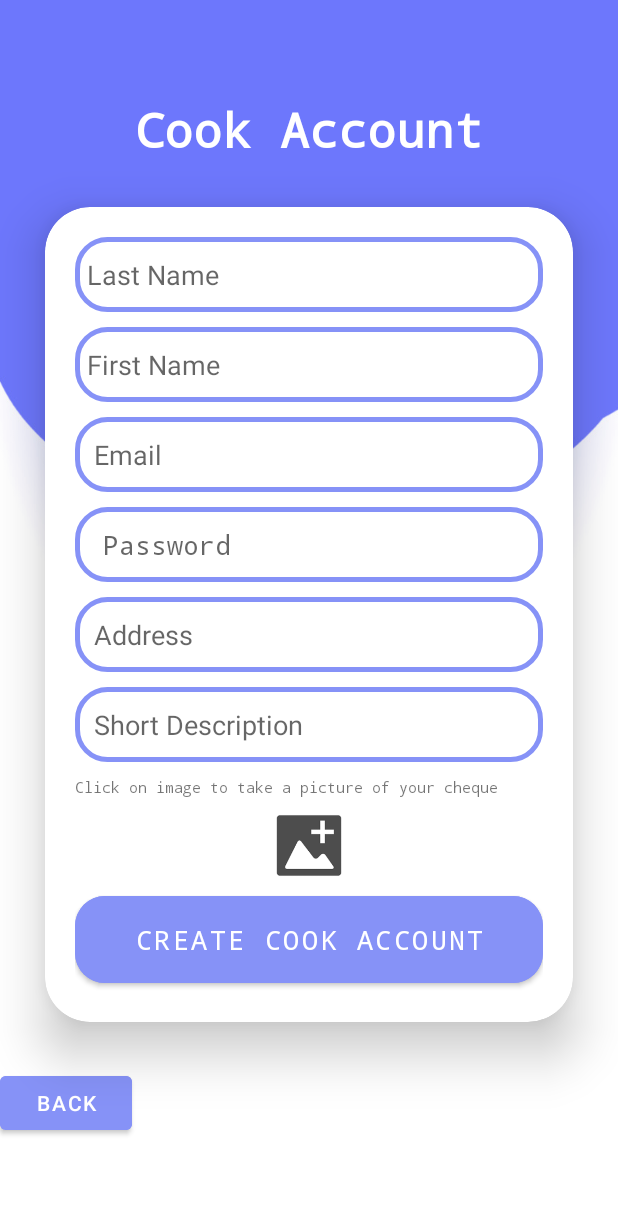
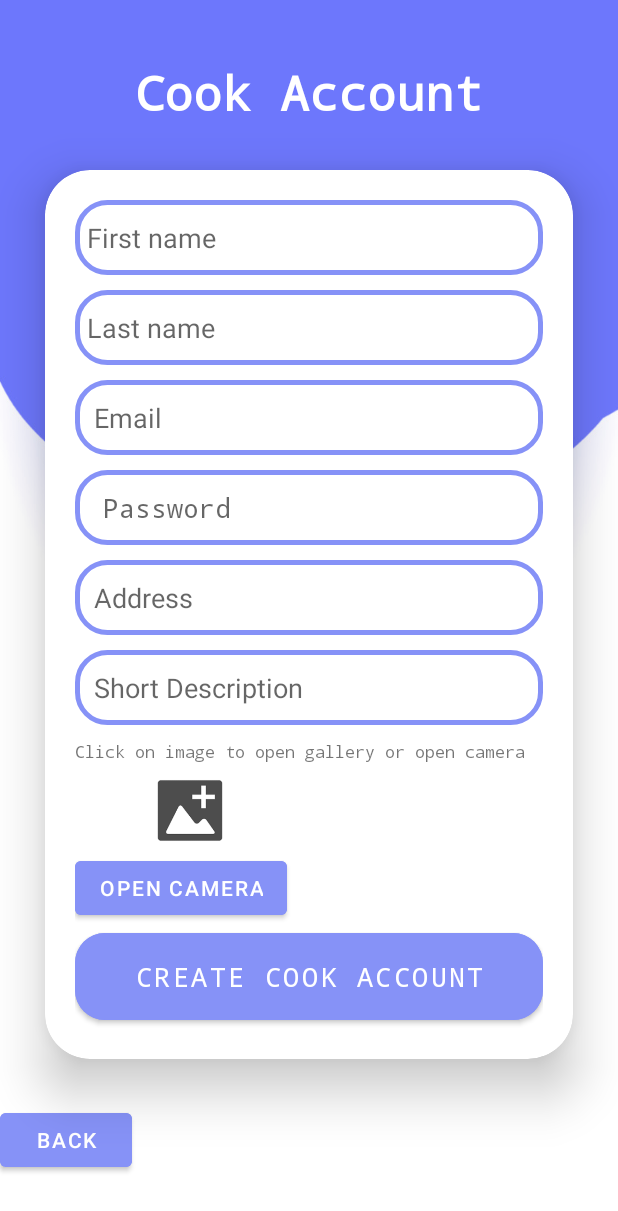
Before and after one commit to Jadmgh/Mealer-App, an Android app: the screen it shows after launch (RegisterCook), after a tap on "Register as cook", on a phone screen of 412 x 824 dp. Shown: the top 1211 px of the screen. Run offline under Robolectric (Android 15) with nearby library versions, the phone set to English and light mode, and no system bars; our stand-ins replace Firebase (no records; nobody signed in at launch, a user with empty details on screens opened directly); 2 other taps on this screen came first.

Commit message:
Made litlte changes

```diff
--- a/app/app/src/main/java/com/example/seg_project_app/Administrator.java
+++ b/app/app/src/main/java/com/example/seg_project_app/Administrator.java
@@ -3,7 +3,8 @@ package com.example.seg_project_app;
 public class Administrator extends User{
 
     public Administrator(String email, String password){
+
         super(email,password,"administrator");
     }
-    //TODO: figure out if Administrator should be a class, or a child or whatever.
+
 }
--- a/app/app/src/main/java/com/example/seg_project_app/Client.java
+++ b/app/app/src/main/java/com/example/seg_project_app/Client.java
@@ -2,7 +2,8 @@ package com.example.seg_project_app;
 
 public class Client extends User {
 
-    public String firstName, lastName, address, creditCard, CCV;
+    public String firstName, lastName, address;
+    public String creditCard, CCV;
 
     public Client(String firstName, String lastName, String email, String password, String address, String creditCard, String CCV){
         super(email,password,"client");
--- a/app/app/src/main/java/com/example/seg_project_app/MainActivity.java
+++ b/app/app/src/main/java/com/example/seg_project_app/MainActivity.java
@@ -46,13 +46,12 @@ public class MainActivity extends AppCompatActivity implements View.OnClickListe
     private String userType;
 
 
-
-    @SuppressLint("MissingInflatedId")
     @Override
     protected void onCreate(Bundle savedInstanceState) {
         super.onCreate(savedInstanceState);
         setContentView(R.layout.activity_main);
 
+        FirebaseAuth.getInstance().signOut();
 
         txtRegisterClient = (TextView) findViewById(R.id.txtRegisterClient);
         txtRegisterClient.setOnClickListener(this);
@@ -73,30 +72,34 @@ public class MainActivity extends AppCompatActivity implements View.OnClickListe
 
     @Override
     public void onClick(View v){
+
         switch (v.getId()){
             case R.id.txtRegisterClient:
                 startActivity(new Intent(this, com.example.seg_project_app.RegisterClient.class));
                 break;
             case R.id.btnLogin:
-                userLogin();
+                requirementCheck();
                 break;
             case R.id.txtRegisterCook:
                 startActivity(new Intent(this, com.example.seg_project_app.RegisterCook.class));
-
+                break;
         }
     }
 
 
     public void onStart() {
         super.onStart();
-        // Check if user is signed in (non-null) and update UI accordingly.
-        FirebaseUser currentUser = mAuth.getCurrentUser();
-        if(currentUser != null){
-            reload();
-        }
+        FirebaseAuth.getInstance().signOut();
+
+        //Check if user is signed in (non-null) and update UI accordingly.
+//        FirebaseUser currentUser = mAuth.getCurrentUser();
+//        if(currentUser != null){
+//            reload(currentUser);
+//        }
+
     }
 
-    private void userLogin() {
+    public void requirementCheck(){
         String email = editEmail.getText().toString().trim();
         String password = editPassword.getText().toString().trim();
 
@@ -123,7 +126,11 @@ public class MainActivity extends AppCompatActivity implements View.OnClickListe
             editPassword.requestFocus();
             return;
         }
-
+        userLogin();
+    }
+    private void userLogin() {
+        String email = editEmail.getText().toString().trim();
+        String password = editPassword.getText().toString().trim();
         progressBar.setVisibility(View.VISIBLE);
         mAuth.signInWithEmailAndPassword(email,password).addOnCompleteListener(this, new OnCompleteListener<AuthResult>() {
             @Override
@@ -139,7 +146,6 @@ public class MainActivity extends AppCompatActivity implements View.OnClickListe
                     Toast.makeText(MainActivity.this, "Wrong password or email. Please try again!",
                             Toast.LENGTH_SHORT).show();
                     progressBar.setVisibility(View.GONE);
-                    editEmail.getText().clear();
                     editPassword.getText().clear();
                 }
             }
@@ -148,38 +154,30 @@ public class MainActivity extends AppCompatActivity implements View.OnClickListe
 
 
     }
-    private void reload() {
-        FirebaseUser user = mAuth.getCurrentUser();
-        updateUI(user);
-    }
-
     private void updateUI(FirebaseUser user) {
 
         reference = FirebaseDatabase.getInstance().getReference("Users");
         userID = user.getUid();
-
-        reference.child(userID).addListenerForSingleValueEvent(new ValueEventListener() {
+        reference.child(userID).addValueEventListener(new ValueEventListener() {
             @Override
             public void onDataChange(@NonNull DataSnapshot snapshot) {
-                User userProfile = snapshot.getValue(User.class);
-                userType = userProfile.type;
-                if (userType.equals("client")){
+                User user = snapshot.getValue(User.class);
+                userType = user.type;
+                if (userType.equals("client")) {
                     startActivity(new Intent(MainActivity.this, ClientProfileActivity.class));
-                }
-                else if (userType.equals("administrator")){
+                } else if (userType.equals("administrator")) {
                     startActivity(new Intent(MainActivity.this, AdministratorProfileActivity.class));
-                }
-                else if(userType.equals("cook")) {
+                } else if (userType.equals("cook")) {
                     startActivity(new Intent(MainActivity.this, CookProfileActivity.class));
                 }
+
             }
 
             @Override
             public void onCancelled(@NonNull DatabaseError error) {
-                Toast.makeText(MainActivity.this, "Something wrong happened", Toast.LENGTH_LONG).show();
+
             }
         });
 
-
     }
 }
--- a/app/app/src/main/java/com/example/seg_project_app/User.java
+++ b/app/app/src/main/java/com/example/seg_project_app/User.java
@@ -1,4 +1,8 @@
 package com.example.seg_project_app;
+
+import android.content.Intent;
+
+import com.google.firebase.auth.FirebaseAuth;
 
 public class User {
 
--- a/app/app/src/main/res/layout/activity_client_profile.xml
+++ b/app/app/src/main/res/layout/activity_client_profile.xml
@@ -53,7 +53,7 @@
                 android:layout_height="wrap_content"
                 android:layout_centerInParent="true"
                 android:fontFamily="monospace"
-                android:text="You are logged in as a client!"
+                android:text="You are logged in as an client!"
                 android:textAlignment="center"
                 android:textColor="@color/purple"
                 android:textSize="27sp"
--- a/app/app/src/main/res/layout/activity_cook_profile.xml
+++ b/app/app/src/main/res/layout/activity_cook_profile.xml
@@ -53,7 +53,7 @@ android:background="@drawable/img">
             android:layout_height="wrap_content"
             android:layout_centerInParent="true"
             android:fontFamily="monospace"
-            android:text="You are logged in as a cook!"
+            android:text="You are logged in as an cook!"
             android:textAlignment="center"
             android:textColor="@color/purple"
             android:textSize="27sp"
--- a/app/app/src/main/res/layout/activity_main.xml
+++ b/app/app/src/main/res/layout/activity_main.xml
@@ -25,7 +25,7 @@
         android:layout_width="match_parent"
         android:layout_height="wrap_content"
         android:fontFamily="monospace"
-        android:text="Welcome"
+        android:text="Mealer"
         android:textAlignment="center"
         android:textColor="@color/white"
         android:textSize="36sp"
--- a/app/app/src/main/res/layout/activity_register_cook.xml
+++ b/app/app/src/main/res/layout/activity_register_cook.xml
@@ -42,7 +42,7 @@
         android:layout_height="50dp"
         android:background="@drawable/custom_edittext"
         android:ems="10"
-        android:hint="Last Name"
+        android:hint="First name"
         android:inputType="textPersonName"
         android:padding="8dp"
         android:minHeight="48dp"
@@ -62,7 +62,7 @@
         android:id="@+id/editFirstName"
         android:layout_width="match_parent"
         android:layout_height="50dp"
-        android:hint="First Name"
+        android:hint="Last name"
         android:minHeight="48dp"
         android:background="@drawable/custom_edittext"
         android:ems="10"
@@ -178,7 +178,7 @@
                 android:id="@+id/txtCheque"
                 android:layout_width="wrap_content"
                 android:layout_height="wrap_content"
-                android:text="Click on image to take a picture of your cheque"
+                android:text="Click on image to open gallery or open camera"
                 app:layout_constraintBottom_toBottomOf="parent"
                 app:layout_constraintEnd_toEndOf="parent"
                 app:layout_constraintHorizontal_bias="0.498"
@@ -186,25 +186,45 @@
                 app:layout_constraintTop_toBottomOf="@+id/imgCheque"
                 app:layout_constraintVertical_bias="0.547"
                 android:fontFamily="monospace"
-                android:textSize="10dp"/>
+                android:textSize="11dp"/>
 
+
+            <LinearLayout
+                android:layout_width="match_parent"
+                android:layout_height="match_parent"
+                android:orientation="vertical">
 
                 <ImageView
                     android:id="@+id/imgCheque"
-                android:layout_width="match_parent"
+                    android:layout_width="wrap_content"
                     android:layout_height="55dp"
+                    android:layout_gravity="left"
                     android:layout_marginTop="4dp"
+                    android:src="@drawable/images"
                     app:layout_constraintBottom_toBottomOf="parent"
                     app:layout_constraintEnd_toEndOf="parent"
                     app:layout_constraintHorizontal_bias="0.489"
                     app:layout_constraintStart_toStartOf="parent"
                     app:layout_constraintTop_toBottomOf="@+id/btnMakeCook"
+
                     app:layout_constraintVertical_bias="0.255"
-                android:src="@drawable/images"
 
                     />
 
+                <Button
 
+                    android:id="@+id/openCamera"
+                    android:layout_width="wrap_content"
+                    android:layout_height="wrap_content"
+
+                    android:layout_marginRight="5dp"
+                    android:backgroundTint="@color/purple"
+                    android:text="Open Camera"
+                    android:layout_gravity="left"
+
+
+                    />
+            </LinearLayout>
 
             <Button
                 android:id="@+id/btnMakeCook"
@@ -220,6 +240,8 @@
                 app:layout_constraintTop_toBottomOf="@+id/editDescription"
                 tools:layout_editor_absoluteX="103dp"
                 tools:ignore="MissingConstraints"
+                android:layout_gravity="left"
+
 
                 />
 
@@ -229,7 +251,7 @@
 
     <Button
 
-        android:id="@+id/regcook"
+        android:id="@+id/btnBack"
         android:layout_width="wrap_content"
         android:layout_height="wrap_content"
         android:layout_gravity="left"
--- a/app/app/src/main/res/xml/data_extraction_rules.xml
+++ b/app/app/src/main/res/xml/data_extraction_rules.xml
@@ -5,7 +5,7 @@
 -->
 <data-extraction-rules>
     <cloud-backup>
-        <!-- TODO: Use <include> and <exclude> to control what is backed up.
+        <!--
         <include .../>
         <exclude .../>
         -->
```
Also changed, not shown: app/app/src/main/java/com/example/seg_project_app/Cook.java (+6 -7 lines), app/app/src/main/java/com/example/seg_project_app/RegisterClient.java (+136 -31 lines), app/app/src/main/java/com/example/seg_project_app/RegisterCook.java (+126 -33 lines), app/app/src/main/res/layout/activity_register_client.xml (+4 -4 lines), app/app/src/main/res/drawable/QuestionMark.png (deleted). Lines whose indentation alone changed are shown as unchanged.
